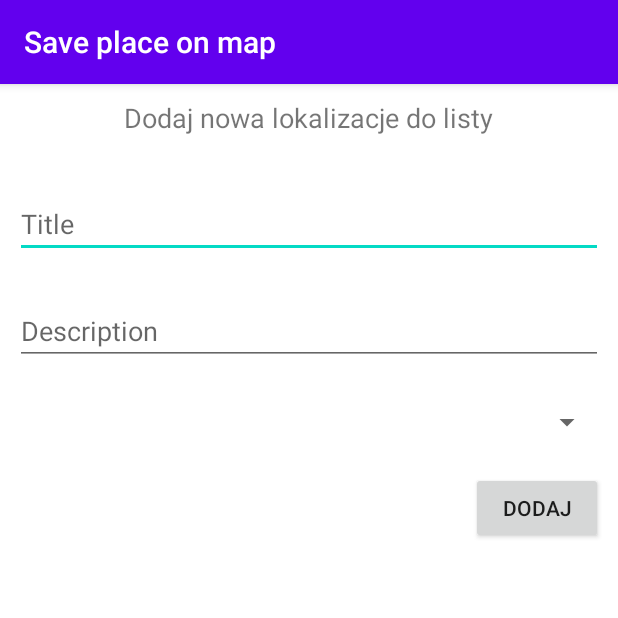
After one commit to jakubjereczek/android-app-saveplaceonmap, an Android app: the MapAddLocationActivity screen opened directly, with no data from a screen before it, on a phone screen of 412 x 824 dp, the top half of it. The commit adds this screen. Run offline under Robolectric (Android 15) with nearby library versions, the phone set to English and light mode, and no system bars; 2 statements that could not run were skipped.

Commit message:
data/file manager, add locations on map, data models

```diff
--- a/app/build.gradle
+++ b/app/build.gradle
@@ -33,5 +33,9 @@ dependencies {
     androidTestImplementation 'androidx.test.espresso:espresso-core:3.3.0'
     // Paczka osmdroid
     implementation 'org.osmdroid:osmdroid-android:6.1.1'
+    // Paczka potrzebna do przekowertowania danych JSON -> Objects i odwrotnie
+    implementation 'com.google.code.gson:gson:2.8.6'
+    implementation 'com.google.android.material:material:1.2.1'
+
 
 }
--- /dev/null
+++ b/app/src/main/java/pl/edu/ug/saveplaceonmap/activities/MapAddLocationActivity.java
@@ -0,0 +1,96 @@
+package pl.edu.ug.saveplaceonmap.activities;
+
+import androidx.appcompat.app.AppCompatActivity;
+
+import android.content.Intent;
+import android.os.Bundle;
+import android.os.Parcelable;
+import android.util.Log;
+import android.view.View;
+import android.widget.AdapterView;
+import android.widget.ArrayAdapter;
+import android.widget.AutoCompleteTextView;
+import android.widget.Button;
+import android.widget.EditText;
+import android.widget.Spinner;
+
+import com.google.gson.GsonBuilder;
+
+import pl.edu.ug.saveplaceonmap.R;
+import pl.edu.ug.saveplaceonmap.models.Category;
+import pl.edu.ug.saveplaceonmap.models.Location;
+
+public class MapAddLocationActivity extends AppCompatActivity {
+
+    EditText title;
+    EditText description;
+    Spinner category;
+    Button button;
+
+    float x, y;
+
+    String selectedCategory = null;
+
+    private String[] categories = new String[] { Category.FUN.getDescription(), Category.HOME.getDescription() };
+
+    @Override
+    protected void onCreate(Bundle savedInstanceState) {
+        super.onCreate(savedInstanceState);
+        setContentView(R.layout.activity_map_add_location);
+        Bundle b = getIntent().getExtras();
+        x = b.getFloat("x");
+        y = b.getFloat("y");
+        title = findViewById(R.id.titleET);
+        description = findViewById(R.id.descriptionET);
+        category = findViewById(R.id.categorySpinner);
+        ArrayAdapter<String> adapter = new ArrayAdapter<String>(this,
+                android.R.layout.simple_spinner_item, categories);
+        category.setAdapter(adapter);
+
+        category.setOnItemSelectedListener(new AdapterView.OnItemSelectedListener() {
+            @Override
+            public void onItemSelected(AdapterView<?> parent, View view, int position, long id) {
+                selectedCategory = categories[position];
+            }
+
+            @Override
+            public void onNothingSelected(AdapterView<?> parent) {
+                // do uzupelnienia
+                selectedCategory = categories[0];
+            }
+
+        });
+
+        button = findViewById(R.id.button);
+    }
+
+
+    public void addHandler(View view) {
+        String titleString = title.getText().toString(),
+                descriptionString = description.getText().toString();
+        Log.i("dane", titleString + "" +descriptionString);
+        Log.i("dane", selectedCategory.toString());
+
+        if (!titleString.isEmpty() && !descriptionString.isEmpty() && !selectedCategory.isEmpty()) {
+            Log.i("dane", "yest");
+            Category category = Category.findByDescription(selectedCategory);
+            Location location = new Location(x,y,titleString,descriptionString, category);
+
+            // przekonwertowanie obiektu na string json
+            GsonBuilder builder = new GsonBuilder();
+            String locationJsonString = builder.create().toJson(location);
+
+            Intent i = null;
+            i = new Intent(MapAddLocationActivity.this, MapActivity.class);
+            i.putExtra("location", locationJsonString);
+            startActivity(i);
+
+        }else {
+            Log.i("dane", "not");
+
+            // komunikat o niepoprawnych danych
+        }
+
+    }
+
+}
--- a/app/src/main/res/layout/activity_map.xml
+++ b/app/src/main/res/layout/activity_map.xml
@@ -4,9 +4,12 @@
     xmlns:tools="http://schemas.android.com/tools"
     android:layout_width="match_parent"
     android:layout_height="match_parent"
-    tools:context=".activities.MapActivity">
+    tools:context=".activities.MapActivity"
+    android:orientation="horizontal">
+
     <org.osmdroid.views.MapView
         android:id="@+id/map"
         android:layout_width="fill_parent"
         android:layout_height="fill_parent" />
+
 </LinearLayout>
--- /dev/null
+++ b/app/src/main/res/layout/activity_map_add_location.xml
@@ -0,0 +1,84 @@
+<?xml version="1.0" encoding="utf-8"?>
+<androidx.constraintlayout.widget.ConstraintLayout
+    xmlns:android="http://schemas.android.com/apk/res/android"
+    xmlns:tools="http://schemas.android.com/tools"
+    xmlns:app="http://schemas.android.com/apk/res-auto"
+    android:layout_width="match_parent"
+    android:layout_height="match_parent"
+    tools:context=".activities.MapAddLocationActivity">
+
+    <androidx.constraintlayout.widget.ConstraintLayout
+        android:layout_width="match_parent"
+        android:layout_height="0dp"
+        android:background="#fff"
+        app:layout_constraintBottom_toBottomOf="parent"
+        app:layout_constraintEnd_toEndOf="parent"
+        app:layout_constraintStart_toStartOf="parent"
+        app:layout_constraintTop_toTopOf="parent">
+
+        <TextView
+            android:id="@+id/textView"
+            android:layout_width="wrap_content"
+            android:layout_height="wrap_content"
+            android:layout_marginStart="84dp"
+            android:layout_marginTop="10dp"
+            android:layout_marginEnd="85dp"
+            android:text="@string/add_new"
+            android:textSize="18sp"
+            app:layout_constraintEnd_toEndOf="parent"
+            app:layout_constraintStart_toStartOf="parent"
+            app:layout_constraintTop_toTopOf="parent" />
+
+        <EditText
+            android:id="@+id/titleET"
+            android:layout_width="0dp"
+            android:layout_height="wrap_content"
+            android:layout_marginStart="10dp"
+            android:layout_marginTop="36dp"
+            android:layout_marginEnd="10dp"
+            android:ems="10"
+            android:hint="Title"
+            android:inputType="text"
+            app:layout_constraintEnd_toEndOf="parent"
+            app:layout_constraintStart_toStartOf="parent"
+            app:layout_constraintTop_toBottomOf="@+id/textView" />
+
+        <EditText
+            android:id="@+id/descriptionET"
+            android:layout_width="0dp"
+            android:layout_height="wrap_content"
+            android:layout_marginStart="10dp"
+            android:layout_marginTop="26dp"
+            android:layout_marginEnd="10dp"
+            android:ems="10"
+            android:gravity="start|top"
+            android:hint="Description"
+            android:inputType="textMultiLine"
+            app:layout_constraintEnd_toEndOf="parent"
+            app:layout_constraintStart_toStartOf="parent"
+            app:layout_constraintTop_toBottomOf="@+id/titleET" />
+
+        <Spinner
+            android:id="@+id/categorySpinner"
+            android:layout_width="0dp"
+            android:layout_height="wrap_content"
+            android:layout_marginStart="10dp"
+            android:layout_marginTop="26dp"
+            android:layout_marginEnd="10dp"
+            android:hint="Category"
+            app:layout_constraintEnd_toEndOf="parent"
+            app:layout_constraintStart_toStartOf="parent"
+            app:layout_constraintTop_toBottomOf="@id/descriptionET" />
+
+        <Button
+            android:id="@+id/button"
+            android:layout_width="wrap_content"
+            android:layout_height="wrap_content"
+            android:layout_marginTop="21dp"
+            android:layout_marginEnd="10dp"
+            android:onClick="addHandler"
+            android:text="@string/addBtn"
+            app:layout_constraintEnd_toEndOf="parent"
+            app:layout_constraintTop_toBottomOf="@+id/categorySpinner" />
+    </androidx.constraintlayout.widget.ConstraintLayout>
+</androidx.constraintlayout.widget.ConstraintLayout>
--- a/app/src/main/res/values/strings.xml
+++ b/app/src/main/res/values/strings.xml
@@ -2,4 +2,6 @@
     <string name="app_name">Save place on map</string>
     <string name="map">Wyświetl mape</string>
     <string name="locations">Wyświetl zapisane lokalizacje</string>
+    <string name="add_new">Dodaj nowa lokalizacje do listy</string>
+    <string name="addBtn">Dodaj</string>
 </resources>
```
Also changed, not shown: app/src/main/AndroidManifest.xml (+8 -7 lines), app/src/main/java/pl/edu/ug/saveplaceonmap/DataManager.java (added, +129 -0 lines), app/src/main/java/pl/edu/ug/saveplaceonmap/LocationList.java (added, +16 -0 lines), app/src/main/java/pl/edu/ug/saveplaceonmap/activities/MapActivity.java (+124 -0 lines), app/src/main/java/pl/edu/ug/saveplaceonmap/models/Category.java (added, +27 -0 lines), app/src/main/java/pl/edu/ug/saveplaceonmap/models/Location.java (added, +36 -0 lines).
